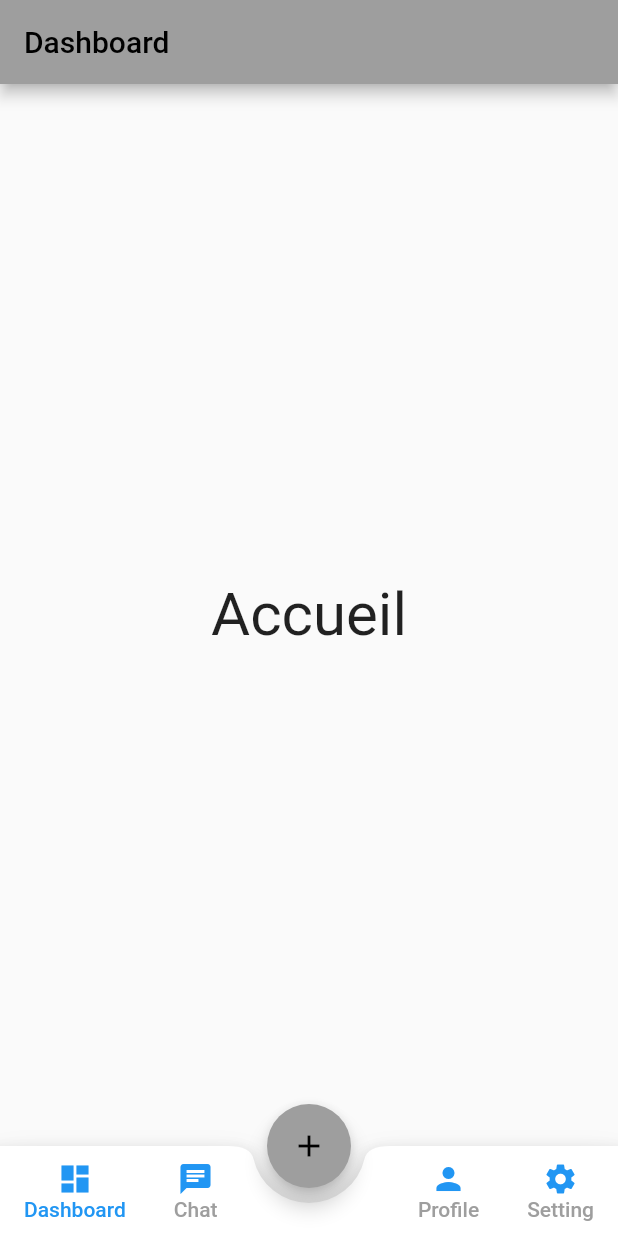
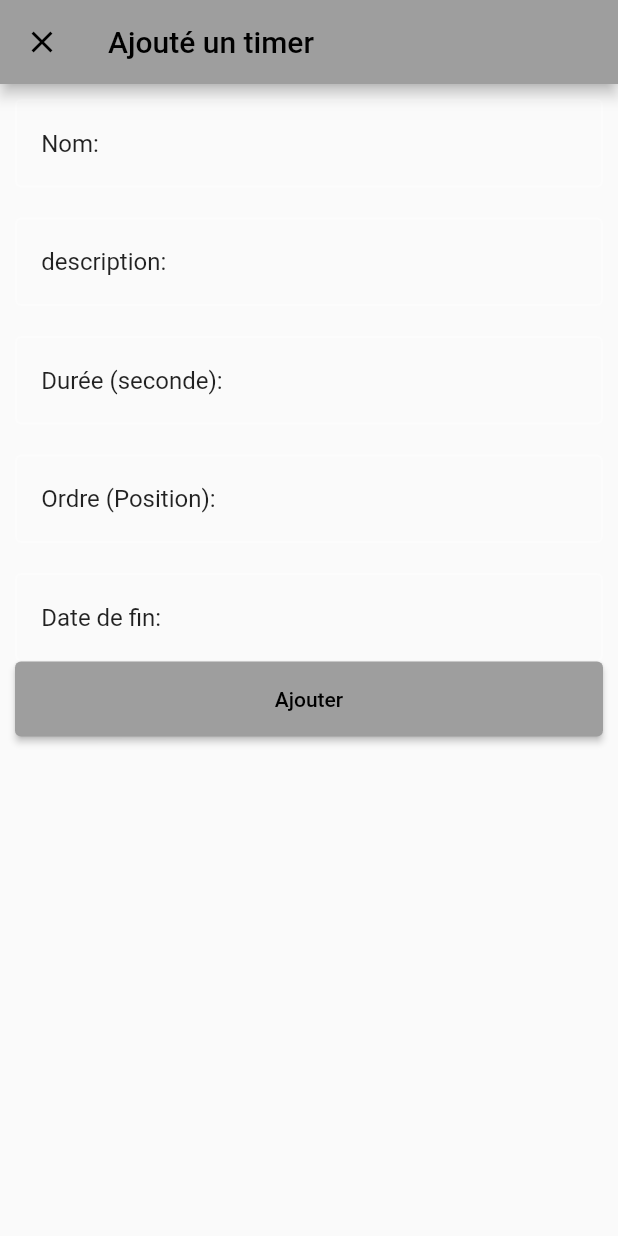
Before and after one commit to Barthemymickael/TimerProject, a Flutter app: the screen it shows after launch, after a tap on "Se connecter", after a tap on the "add" icon, on a phone screen of 412 x 824 dp. Run offline on Flutter 3.47's test engine with Material 2 defaults, Android fonts, the phone set to English and light mode, and no system bars; our stand-ins replace cloud_firestore, firebase_core; missing offline and left inert: cloud_firestore_web, firebase_core_web; accounts and stored records are empty.

Commit message:
Add files via upload
Incription rajouté

```diff
--- /dev/null
+++ b/lib/crud/add_timer.dart
@@ -0,0 +1,182 @@
+import 'package:flutter/material.dart';
+import 'package:cloud_firestore/cloud_firestore.dart';
+import 'package:intl/intl.dart';
+
+class AddPage extends StatefulWidget {
+  const AddPage({Key? key}) : super(key: key);
+
+  @override
+  State<AddPage> createState() => _AddPageState();
+}
+
+class _AddPageState extends State<AddPage> with SingleTickerProviderStateMixin {
+  late AnimationController _controller;
+  final nameController = TextEditingController();
+  final descriptionController = TextEditingController();
+  final dureeController = TextEditingController();
+  final ordreController= TextEditingController();
+  final dateController = TextEditingController();
+  @override
+  void initState() {
+    super.initState();
+    _controller = AnimationController(vsync: this);
+  }
+
+  @override
+  void dispose() {
+    _controller.dispose();
+    super.dispose();
+  }
+
+  @override
+  Widget build(BuildContext context) {
+    return Scaffold(
+      appBar: AppBar(
+        title: const Text('Ajouté un timer'),
+      ),
+      body: Padding(
+        padding: const EdgeInsets.all(10),
+        child: Column(
+          children: [
+            ListTile(
+              shape: RoundedRectangleBorder(
+                borderRadius: BorderRadius.circular(4),
+                side:const BorderSide(color: Colors.white30, width: 1.5),
+              ),
+
+              title:Row(
+                children:[
+                  const Text('Nom:'),
+                  Expanded(
+                    child: TextField(
+                      decoration: const InputDecoration (
+                        border: InputBorder.none,
+                      ),
+                      controller: nameController,
+                    ),
+                  ),
+                ],
+              ),
+
+            ),
+            const SizedBox(height:20),
+
+            ListTile(
+              shape: RoundedRectangleBorder(
+                borderRadius: BorderRadius.circular(4),
+                side:const BorderSide(color: Colors.white30, width: 1.5),
+              ),
+
+              title:Row(
+                children:[
+                  const Text('description:'),
+                  Expanded(
+                    child: TextField(
+                      decoration: const InputDecoration (
+                        border: InputBorder.none,
+                      ),
+                      controller: descriptionController,
+                    ),
+                  ),
+                ],
+              ),
+
+            ),
+            const SizedBox(height:20),
+            ListTile(
+              shape: RoundedRectangleBorder(
+                borderRadius: BorderRadius.circular(4),
+                side:const BorderSide(color: Colors.white30, width: 1.5),
+              ),
+
+              title:Row(
+                children:[
+                  const Text('Durée (seconde):'),
+                  Expanded(
+                    child: TextField(
+                      decoration: const InputDecoration (
+                        border: InputBorder.none,
+                      ),
+                      controller: dureeController,
+                    ),
+                  ),
+                ],
+              ),
+
+            ),
+            const SizedBox(height:20),
+            ListTile(
+              shape: RoundedRectangleBorder(
+                borderRadius: BorderRadius.circular(4),
+                side:const BorderSide(color: Colors.white30, width: 1.5),
+              ),
+
+              title:Row(
+                children:[
+                  const Text('Ordre (Position):'),
+                  Expanded(
+                    child: TextField(
+                      decoration: const InputDecoration (
+                        border: InputBorder.none,
+                      ),
+                      controller: ordreController,
+                    ),
+                  ),
+                ],
+              ),
+
+            ),
+            const SizedBox(height:20),
+            ListTile(
+              shape: RoundedRectangleBorder(
+                borderRadius: BorderRadius.circular(4),
+                side:const BorderSide(color: Colors.white30, width: 1.5),
+              ),
+
+              title:Row(
+                children:[
+                  const Text('Date de fin:'),
+                  Expanded(
+                    /*child: Text(
+
+
+                     // DateFormat(' dd/MM/yyyy Time : KK:mm:ss').format(DateTime.now()),
+
+                    ),*/
+                    child: TextField(
+                      decoration: const InputDecoration (
+                        border: InputBorder.none,
+                      ),
+                      controller: dateController,
+                    ),
+                  ),
+                ],
+              ),
+
+            ),
+            ElevatedButton(
+                style: ElevatedButton.styleFrom(
+                  minimumSize: const Size.fromHeight(50),
+                ),
+                onPressed: (){
+                  FirebaseFirestore.instance.collection('Timer').add({
+                    'name': nameController.value.text,
+                    'description': descriptionController.value.text,
+                    'DateTime': DateFormat(' KK:mm:ss').format(DateTime.now()),
+                    'duree': dureeController.value.text,
+                    'ordre': ordreController.value.text,
+                    'visible': true,
+                  });
+                  Navigator.pop(context);
+                },
+                child:const Text('Ajouter') ),
+          ],
+        ),
+
+      ),
+
+    );
+
+
+  }
+}
--- a/lib/home.dart
+++ b/lib/home.dart
@@ -1,9 +1,12 @@
 
+import 'package:firebase_core/firebase_core.dart';
 import 'package:flutter/material.dart';
+import 'crud/add_timer.dart';
 import 'pages/dashboard.dart';
 import 'pages/chat.dart';
 import 'pages/setting.dart';
 import 'pages/profile.dart';
+import 'main.dart';
 
 class Home extends StatefulWidget {
   const Home({Key? key}) : super(key: key);
@@ -34,8 +37,16 @@ class _HomeState extends State<Home> {
       ),
       floatingActionButton: FloatingActionButton(
         child: const Icon(Icons.add),
-        onPressed: ()  {},
-      ),
+        onPressed: (){
+          Navigator.of(context).push(MaterialPageRoute(builder: (BuildContext context){
+            return const AddPage();
+          },
+            fullscreenDialog: true,
+
+
+          ));
+
+        },),
       floatingActionButtonLocation: FloatingActionButtonLocation.centerDocked,
       bottomNavigationBar: BottomAppBar(
         shape: const CircularNotchedRectangle(),
--- a/lib/main.dart
+++ b/lib/main.dart
@@ -1,9 +1,27 @@
 import 'package:flutter/material.dart';
 import 'package:timer/loginscreen.dart';
+import 'package:firebase_core/firebase_core.dart';
+import 'package:cloud_firestore/cloud_firestore.dart';
+import 'home.dart';
+
+void main() async{
+  WidgetsFlutterBinding.ensureInitialized();
+
+  const config = FirebaseOptions(
+      apiKey: "AIzaSyA5zCsKzRsmJoFwWW0XJ_oUTOPe9ZQRKTM",
+      appId: "1:388890135059:web:17df6f5af959cbadd04de6",
+      messagingSenderId: "388890135059",
+      projectId: "test-22f99"
+  );
 
 
- void main() {
+  await Firebase.initializeApp(options: config);
   runApp(const MyApp());
+
+  // Your web app's Firebase configuration
+  // For Firebase JS SDK v7.20.0 and later, measurementId is optional
+
+
 }
 
 class MyApp extends StatelessWidget {
--- a/lib/pages/dashboard.dart
+++ b/lib/pages/dashboard.dart
@@ -1,4 +1,7 @@
+import 'package:cloud_firestore/cloud_firestore.dart';
 import 'package:flutter/material.dart';
+
+import '../crud/edit_timer.dart';
 
 class Dashboard extends StatefulWidget {
   const Dashboard({Key? key}) : super(key: key);
@@ -8,12 +11,84 @@ class Dashboard extends StatefulWidget {
 }
 
 class _DashboardState extends State<Dashboard> {
+  final Stream<QuerySnapshot> _timerStream = // appelle la BDD
+  FirebaseFirestore.instance.collection('Timer').snapshots(includeMetadataChanges: true);
+
   @override
-  Widget build(BuildContext context) {
+  Widget build(BuildContext context) { //Début de construction de la page d'affichage
     return Scaffold(
-      appBar: AppBar(title: const Text('Dashboard')),
-      body: const Center(
-        child: Text('Accueil', style: TextStyle(fontSize: 40)),
+      appBar: AppBar(title: const Text('Timer ')), //Bandeau qui s'afffiche pas...?
+      body: StreamBuilder(
+        stream: _timerStream,
+        builder: (BuildContext context, AsyncSnapshot<QuerySnapshot> snapshot) {
+          if (snapshot.hasError) {
+            return Text("something is wrong"); //message d'erreur pour indiquer si il a réussi a se connecté ou non
+          }
+          if (snapshot.connectionState == ConnectionState.waiting) {
+            return Center(
+              child: CircularProgressIndicator(), //icone de chargement
+            );
+          }
+
+          return Container(
+            decoration: BoxDecoration(
+              borderRadius: BorderRadius.circular(12),
+            ),
+            child: ListView.builder(//Commande qui permet d'éditer l'élément en cliquant dessus
+              itemCount: snapshot.data!.docs.length,
+              itemBuilder: (_, index) {
+                return GestureDetector(
+                  onTap: () {
+                    Navigator.pushReplacement(
+                      context,
+                      MaterialPageRoute(
+                        builder: (_) =>
+                            editTimer(docid: snapshot.data!.docs[index]),
+                      ),
+                    );
+                  },
+                  child: Column(
+                    children: [
+                      SizedBox(
+                        height: 4,
+                      ),
+                      Padding(
+                        padding: EdgeInsets.only(
+                          left: 3,
+                          right: 3,
+                        ),
+                        child: ListTile(
+                          shape: RoundedRectangleBorder(
+                            borderRadius: BorderRadius.circular(10),
+                            side: BorderSide(
+                              color: Colors.black,
+                            ),
+                          ),
+                          title: Text( //copier coller ce coode pour afficher la valeur que l'on shoutaite montrer
+                            snapshot.data!.docChanges[index].doc['name'],
+                            style: TextStyle(
+                              fontSize: 20,
+                            ),
+                          ),
+                          subtitle: Text(
+                            snapshot.data!.docChanges[index].doc['description'],
+                            style: TextStyle(
+                              fontSize: 15,
+                            ),
+                          ),
+                          contentPadding: EdgeInsets.symmetric(
+                            vertical: 12,
+                            horizontal: 16,
+                          ),
+                        ),
+                      ),
+                    ],
+                  ),
+                );
+              },
+            ),
+          );
+        },
       ),
     );
   }
--- a/lib/registerscreen.dart
+++ b/lib/registerscreen.dart
@@ -1,3 +1,4 @@
+import 'package:cloud_firestore/cloud_firestore.dart';
 import 'package:flutter/material.dart';
 
 class RegisterScreen extends StatefulWidget {
@@ -126,7 +127,16 @@ class _RegisterScreenState extends State<RegisterScreen> {
       child: MaterialButton(
           padding:  const EdgeInsets.fromLTRB(20, 15, 20, 15),
           minWidth: MediaQuery.of(context).size.width,
-          onPressed: () {},
+          onPressed: () {
+                      FirebaseFirestore.instance.collection('User').add({ //champs a ajouté a la BDD User est le nom donner a la BDD qui va stocker les informations
+              'Prénom'/* nom du champs dans la table user*/: prenomEditingController.value.text,//Nom du controller ainsi que le type de champs que c'est
+              'Nom': nomEditingController.value.text,
+              'MDP': confirmPasswordEditingController.value.text,
+              'Email': emailEditingController.value.text,
+                      });
+                      Navigator.pop(context); //c'est la qu'il faut mettre ou es ce qu'il sera rediriger a l'inscription
+                                              // par défaut ca renvoi a la page de  connexion
+                      },
           child: const Text(
             "S'inscire",
             textAlign: TextAlign.center,
--- a/pubspec.yaml
+++ b/pubspec.yaml
@@ -34,6 +34,10 @@ dependencies:
   # The following adds the Cupertino Icons font to your application.
   # Use with the CupertinoIcons class for iOS style icons.
   cupertino_icons: ^1.0.2
+  firebase_core: ^1.12.0
+  cloud_firestore: ^3.1.8
+  multiselect:  ^0.0.4
+  intl: ^0.17.0
 
 dev_dependencies:
   flutter_test:
```
Also changed, not shown: lib/crud/add_groupe.dart (added, +182 -0 lines), lib/crud/edit_timer.dart (added, +112 -0 lines), lib/generated_plugin_registrant.dart (added, +18 -0 lines), pubspec.lock, 9 other files.
